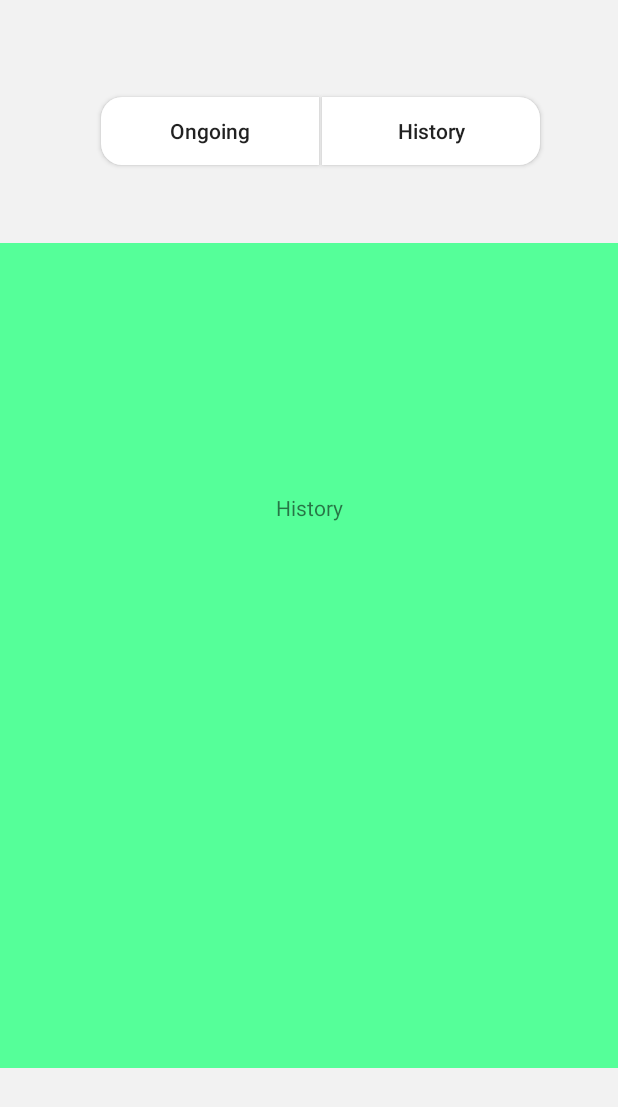
After one commit to dilshanhiruna/SingerCareApp-Redesign, an Android app: the fragment HistoryFragment placed in its activity, on a phone screen of 412 x 824 dp. The commit adds this screen. Shown: the top 1107 px of the screen. Run offline under Robolectric (Android 15) with nearby library versions, the phone set to English and light mode, and no system bars.

Commit message:
Created Fragments - OngoingFragment/ HistoryFragment

```diff
--- a/app/build.gradle
+++ b/app/build.gradle
@@ -39,6 +39,7 @@ dependencies {
     implementation 'androidx.constraintlayout:constraintlayout:2.0.4'
     implementation 'com.google.firebase:firebase-firestore:23.0.3'
     implementation 'com.google.firebase:firebase-auth:21.0.1'
+    implementation 'androidx.legacy:legacy-support-v4:1.0.0'
     testImplementation 'junit:junit:4.+'
     androidTestImplementation 'androidx.test.ext:junit:1.1.3'
     androidTestImplementation 'androidx.test.espresso:espresso-core:3.4.0'
--- /dev/null
+++ b/app/src/main/java/Dilshan/HistoryFragment.java
@@ -0,0 +1,66 @@
+package Dilshan;
+
+import android.os.Bundle;
+
+import androidx.fragment.app.Fragment;
+
+import android.view.LayoutInflater;
+import android.view.View;
+import android.view.ViewGroup;
+
+import com.uee.singercare.R;
+
+/**
+ * A simple {@link Fragment} subclass.
+ * Use the {@link HistoryFragment#newInstance} factory method to
+ * create an instance of this fragment.
+ */
+public class HistoryFragment extends Fragment {
+
+    // TODO: Rename parameter arguments, choose names that match
+    // the fragment initialization parameters, e.g. ARG_ITEM_NUMBER
+    private static final String ARG_PARAM1 = "param1";
+    private static final String ARG_PARAM2 = "param2";
+
+    // TODO: Rename and change types of parameters
+    private String mParam1;
+    private String mParam2;
+
+    public HistoryFragment() {
+        // Required empty public constructor
+    }
+
+    /**
+     * Use this factory method to create a new instance of
+     * this fragment using the provided parameters.
+     *
+     * @param param1 Parameter 1.
+     * @param param2 Parameter 2.
+     * @return A new instance of fragment HistoryFragment.
+     */
+    // TODO: Rename and change types and number of parameters
+    public static HistoryFragment newInstance(String param1, String param2) {
+        HistoryFragment fragment = new HistoryFragment();
+        Bundle args = new Bundle();
+        args.putString(ARG_PARAM1, param1);
+        args.putString(ARG_PARAM2, param2);
+        fragment.setArguments(args);
+        return fragment;
+    }
+
+    @Override
+    public void onCreate(Bundle savedInstanceState) {
+        super.onCreate(savedInstanceState);
+        if (getArguments() != null) {
+            mParam1 = getArguments().getString(ARG_PARAM1);
+            mParam2 = getArguments().getString(ARG_PARAM2);
+        }
+    }
+
+    @Override
+    public View onCreateView(LayoutInflater inflater, ViewGroup container,
+                             Bundle savedInstanceState) {
+        // Inflate the layout for this fragment
+        return inflater.inflate(R.layout.fragment_history, container, false);
+    }
+}
--- a/app/src/main/java/Dilshan/MyHistory.java
+++ b/app/src/main/java/Dilshan/MyHistory.java
@@ -1,16 +1,51 @@
 package Dilshan;
 
 import androidx.appcompat.app.AppCompatActivity;
+import androidx.fragment.app.Fragment;
+import androidx.fragment.app.FragmentManager;
+import androidx.fragment.app.FragmentTransaction;
 
 import android.os.Bundle;
+import android.view.View;
+import android.widget.Button;
 
 import com.uee.singercare.R;
 
 public class MyHistory extends AppCompatActivity {
 
+    Button ongoingBtn, historyBtn;
+
     @Override
     protected void onCreate(Bundle savedInstanceState) {
         super.onCreate(savedInstanceState);
         setContentView(R.layout.activity_my_history);
+        ongoingBtn = findViewById(R.id.ongoing_history_btn);
+        historyBtn = findViewById(R.id.history_history_btn);
+
+        ongoingBtn.setOnClickListener(new View.OnClickListener() {
+            @Override
+            public void onClick(View view) {
+                replaceFragment(new OngoingFragment());
+            }
+        });
+        historyBtn.setOnClickListener(new View.OnClickListener() {
+            @Override
+            public void onClick(View view) {
+                replaceFragment(new HistoryFragment());
+            }
+        });
+
+
+
+    }
+
+    private void replaceFragment(Fragment fragment) {
+
+        FragmentManager fragmentManager = getSupportFragmentManager();
+
+        FragmentTransaction fragmentTransaction = fragmentManager.beginTransaction();
+        fragmentTransaction.replace(R.id.frameLayout,fragment);
+        fragmentTransaction.commit();
+
     }
 }
--- a/app/src/main/res/layout/activity_my_history.xml
+++ b/app/src/main/res/layout/activity_my_history.xml
@@ -45,4 +45,17 @@
         android:layout_height="wrap_content"
         android:orientation="horizontal"
         app:layout_constraintGuide_begin="109dp" />
+
+    <FrameLayout
+        android:id="@+id/frameLayout"
+        android:layout_width="match_parent"
+        android:layout_height="550dp"
+        android:layout_marginTop="5dp"
+        android:layout_marginBottom="66dp"
+        app:layout_constraintBottom_toBottomOf="parent"
+        app:layout_constraintEnd_toEndOf="parent"
+        app:layout_constraintStart_toStartOf="parent"
+        app:layout_constraintTop_toBottomOf="@+id/history_history_btn" />
+
+
 </androidx.constraintlayout.widget.ConstraintLayout>
--- /dev/null
+++ b/app/src/main/res/layout/fragment_history.xml
@@ -0,0 +1,20 @@
+<androidx.constraintlayout.widget.ConstraintLayout xmlns:android="http://schemas.android.com/apk/res/android"
+    xmlns:app="http://schemas.android.com/apk/res-auto"
+    xmlns:tools="http://schemas.android.com/tools"
+    android:layout_width="match_parent"
+    android:layout_height="match_parent"
+    tools:context="Dilshan.HistoryFragment"
+    android:background="#F5F9">
+
+    <!-- TODO: Update blank fragment layout -->
+
+    <TextView
+        android:layout_width="wrap_content"
+        android:layout_height="wrap_content"
+        android:layout_marginBottom="364dp"
+        android:text="History"
+        app:layout_constraintBottom_toBottomOf="parent"
+        app:layout_constraintEnd_toEndOf="parent"
+        app:layout_constraintStart_toStartOf="parent" />
+
+</androidx.constraintlayout.widget.ConstraintLayout>
--- a/app/src/main/res/values/strings.xml
+++ b/app/src/main/res/values/strings.xml
@@ -2,4 +2,6 @@
     <string name="app_name">SingerCareApp</string>
     <string name="ongoing">Ongoing</string>
     <string name="history">History</string>
+    <!-- TODO: Remove or change this placeholder text -->
+    <string name="hello_blank_fragment">Hello blank fragment</string>
 </resources>
```
Also changed, not shown: app/src/main/java/Dilshan/OngoingFragment.java (added, +66 -0 lines), app/src/main/res/layout/fragment_ongoing.xml (added, +19 -0 lines).
